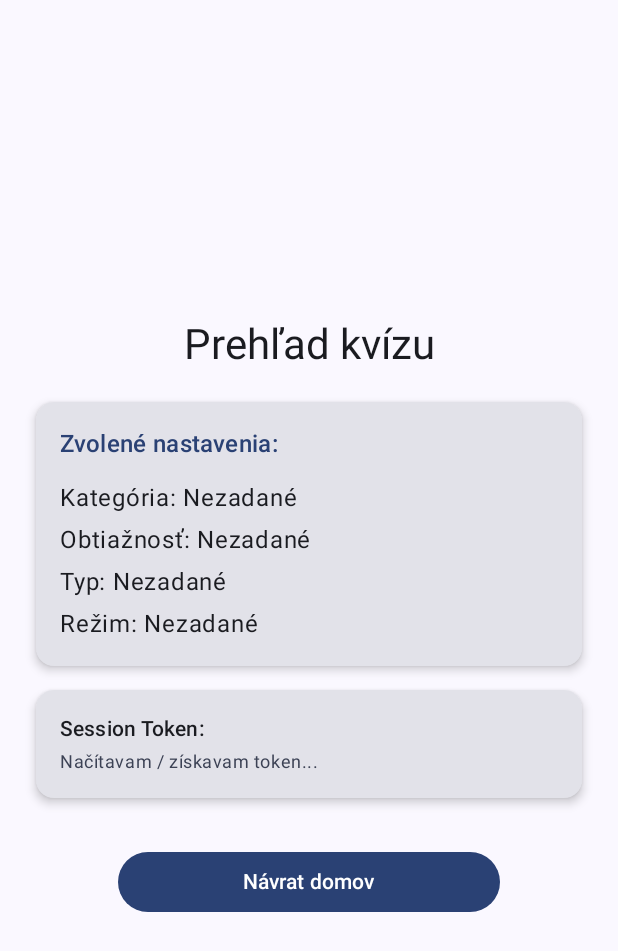
After one commit to lenkapus03/MOBV, an Android app built with Jetpack Compose: the composable QuizScreen shown on its own in the app's theme, on a phone screen of 412 x 824 dp. The commit adds this screen. Shown: the top 951 px of the screen. Run offline under Robolectric (Android 15) with nearby library versions, the phone set to English and light mode, and no system bars.

Commit message:
feat: implement quiz screen summary and session token fetching

```diff
--- a/MOBVZadanie/app/src/main/java/com/example/mobvzadanie/quiz/QuizNetwork.kt
+++ b/MOBVZadanie/app/src/main/java/com/example/mobvzadanie/quiz/QuizNetwork.kt
@@ -7,6 +7,7 @@ import okhttp3.MediaType.Companion.toMediaType
 import retrofit2.Retrofit
 import retrofit2.converter.kotlinx.serialization.asConverterFactory
 import retrofit2.http.GET
+import retrofit2.http.Query
 
 @Serializable
 data class QuizCategoriesResponseDto(
@@ -19,9 +20,32 @@ data class QuizCategoryDto(
     val name: String
 )
 
+@Serializable
+data class TokenResponseDto(
+    @SerialName("response_code") val responseCode: Int,
+    @SerialName("response_message") val responseMessage: String,
+    val token: String? = null
+)
 interface QuizApiService {
     @GET("api_category.php")
     suspend fun getQuizCategories(): QuizCategoriesResponseDto
+
+    @GET("api_token.php?command=request")
+    suspend fun requestToken(): TokenResponseDto
+
+    @GET("api_token.php?command=reset")
+    suspend fun resetToken(
+        @Query("token") token: String
+    ): TokenResponseDto
+
+//    @GET("api.php")
+//    suspend fun getQuestions(
+//        @Query("amount") amount: Int = 10,
+//        @Query("category") category: Int? = null,
+//        @Query("difficulty") difficulty: String? = null,
+//        @Query("type") type: String? = null,
+//        @Query("token") token: String? = null
+//    ): QuizQuestionsResponseDto
 }
 
 private const val BASE_URL = "https://opentdb.com/"
--- a/MOBVZadanie/app/src/main/java/com/example/mobvzadanie/quiz/QuizRepository.kt
+++ b/MOBVZadanie/app/src/main/java/com/example/mobvzadanie/quiz/QuizRepository.kt
@@ -1,17 +1,20 @@
 package com.example.mobvzadanie.quiz
 
+import com.example.mobvzadanie.UserAccount
 import kotlinx.coroutines.flow.Flow
-import kotlinx.coroutines.flow.map
+import kotlinx.coroutines.flow.firstOrNull
 
 interface QuizRepository {
     fun getQuizCategoriesStream(): Flow<List<QuizCategoryEntity>>
     suspend fun refreshCategories()
+    suspend fun getOrFetchToken(): String
+    suspend fun resetOrRefreshToken(): String
 }
-
 
 class OfflineFirstQuizRepository(
     private val quizDao: QuizDao,
-    private val quizApiService: QuizApiService
+    private val quizApiService: QuizApiService,
+    private val userAccount: UserAccount
 ) : QuizRepository {
 
     override fun getQuizCategoriesStream(): Flow<List<QuizCategoryEntity>> {
@@ -25,4 +28,36 @@ class OfflineFirstQuizRepository(
         }
         quizDao.insertCategories(entities)
     }
+
+    override suspend fun getOrFetchToken(): String {
+        val existingToken = userAccount.getSessionKey().firstOrNull()
+        if (!existingToken.isNullOrBlank()) {
+            return existingToken
+        }
+        return requestNewToken()
+    }
+
+    override suspend fun resetOrRefreshToken(): String {
+        val existingToken = userAccount.getSessionKey().firstOrNull()
+
+        if (!existingToken.isNullOrBlank()) {
+            try {
+                val resetResponse = quizApiService.resetToken(existingToken)
+                if (resetResponse.responseCode == 0 && !resetResponse.token.isNullOrBlank()) {
+                    userAccount.setSessionKey(resetResponse.token)
+                    return resetResponse.token
+                }
+            } catch (e: Exception) {
+            }
+        }
+
+        return requestNewToken()
+    }
+
+    private suspend fun requestNewToken(): String {
+        val response = quizApiService.requestToken()
+        val newToken = response.token ?: throw Exception("Získanie nového tokenu zlyhalo")
+        userAccount.setSessionKey(newToken)
+        return newToken
+    }
 }
--- a/MOBVZadanie/app/src/main/java/com/example/mobvzadanie/quiz/QuizViewModel.kt
+++ b/MOBVZadanie/app/src/main/java/com/example/mobvzadanie/quiz/QuizViewModel.kt
@@ -4,9 +4,12 @@ import android.content.Context
 import androidx.lifecycle.ViewModel
 import androidx.lifecycle.ViewModelProvider
 import androidx.lifecycle.viewModelScope
+import com.example.mobvzadanie.UserAccount
+import com.example.mobvzadanie.model.QuizOption
 import kotlinx.coroutines.flow.MutableStateFlow
 import kotlinx.coroutines.flow.SharingStarted
 import kotlinx.coroutines.flow.StateFlow
+import kotlinx.coroutines.flow.asStateFlow
 import kotlinx.coroutines.flow.combine
 import kotlinx.coroutines.flow.stateIn
 import kotlinx.coroutines.launch
@@ -15,6 +18,12 @@ class QuizCategoryViewModel(private val repository: QuizRepository) : ViewModel(
 
     private val _isRefreshing = MutableStateFlow(false)
     private val _error = MutableStateFlow<String?>(null)
+
+    private val _selectedAnswers = MutableStateFlow<Map<Int, QuizOption>>(emptyMap())
+    val selectedAnswers: StateFlow<Map<Int, QuizOption>> = _selectedAnswers.asStateFlow()
+
+    private val _tokenState = MutableStateFlow<String?>(null)
+    val tokenState: StateFlow<String?> = _tokenState.asStateFlow()
 
     val uiState: StateFlow<QuizUiState> = combine(
         repository.getQuizCategoriesStream(),
@@ -54,13 +63,33 @@ class QuizCategoryViewModel(private val repository: QuizRepository) : ViewModel(
         }
     }
 
+    fun saveSelectedAnswers(answers: Map<Int, QuizOption>) {
+        _selectedAnswers.value = answers.toMap()
+    }
+
+    fun loadToken() {
+        viewModelScope.launch {
+            try {
+                val token = repository.getOrFetchToken()
+                _tokenState.value = token
+            } catch (e: Exception) {
+                _error.value = "Chyba načítania tokenu: ${e.message}"
+            }
+        }
+    }
+
     companion object {
         fun provideFactory(context: Context): ViewModelProvider.Factory =
             object : ViewModelProvider.Factory {
                 @Suppress("UNCHECKED_CAST")
                 override fun <T : ViewModel> create(modelClass: Class<T>): T {
                     val database = QuizDatabase.getDatabase(context)
-                    val repository = OfflineFirstQuizRepository(database.quizDao, QuizApi.retrofitService)
+                    val userAccount = UserAccount(context)
+                    val repository = OfflineFirstQuizRepository(
+                        database.quizDao,
+                        QuizApi.retrofitService,
+                        userAccount = userAccount
+                    )
                     return QuizCategoryViewModel(repository) as T
                 }
             }
--- /dev/null
+++ b/MOBVZadanie/app/src/main/java/com/example/mobvzadanie/screens/QuizScreen.kt
@@ -0,0 +1,105 @@
+package com.example.mobvzadanie.screens
+
+import androidx.compose.foundation.layout.Arrangement
+import androidx.compose.foundation.layout.Column
+import androidx.compose.foundation.layout.Spacer
+import androidx.compose.foundation.layout.fillMaxSize
+import androidx.compose.foundation.layout.fillMaxWidth
+import androidx.compose.foundation.layout.height
+import androidx.compose.foundation.layout.padding
+import androidx.compose.material3.Button
+import androidx.compose.material3.Card
+import androidx.compose.material3.CardDefaults
+import androidx.compose.material3.MaterialTheme
+import androidx.compose.material3.Text
+import androidx.compose.runtime.Composable
+import androidx.compose.runtime.LaunchedEffect
+import androidx.compose.runtime.collectAsState
+import androidx.compose.runtime.getValue
+import androidx.compose.ui.Alignment
+import androidx.compose.ui.Modifier
+import androidx.compose.ui.text.style.TextAlign
+import androidx.compose.ui.unit.dp
+import com.example.mobvzadanie.quiz.QuizCategoryViewModel
+
+@Composable
+fun QuizScreen(
+    modifier: Modifier = Modifier,
+    onNavigateToHomeScreen: () -> Unit,
+    viewModel: QuizCategoryViewModel
+) {
+    val selectedAnswers by viewModel.selectedAnswers.collectAsState()
+    val token by viewModel.tokenState.collectAsState()
+
+    LaunchedEffect(Unit) {
+        viewModel.loadToken()
+    }
+
+    Column(
+        modifier = modifier
+            .fillMaxSize()
+            .padding(24.dp),
+        horizontalAlignment = Alignment.CenterHorizontally,
+        verticalArrangement = Arrangement.Center
+    ) {
+        Text(
+            text = "Prehľad kvízu",
+            style = MaterialTheme.typography.headlineMedium,
+            textAlign = TextAlign.Center
+        )
+
+        Spacer(modifier = Modifier.height(20.dp))
+
+        // Prehľad vybraných možností z nastavení
+        Card(
+            modifier = Modifier.fillMaxWidth(),
+            elevation = CardDefaults.cardElevation(defaultElevation = 4.dp)
+        ) {
+            Column(modifier = Modifier.padding(16.dp)) {
+                Text(
+                    text = "Zvolené nastavenia:",
+                    style = MaterialTheme.typography.titleMedium,
+                    color = MaterialTheme.colorScheme.primary
+                )
+                Spacer(modifier = Modifier.height(12.dp))
+
+                Text("Kategória: ${selectedAnswers[0]?.text ?: "Nezadané"}")
+                Spacer(modifier = Modifier.height(4.dp))
+                Text("Obtiažnosť: ${selectedAnswers[1]?.text ?: "Nezadané"}")
+                Spacer(modifier = Modifier.height(4.dp))
+                Text("Typ: ${selectedAnswers[2]?.text ?: "Nezadané"}")
+                Spacer(modifier = Modifier.height(4.dp))
+                Text("Režim: ${selectedAnswers[3]?.text ?: "Nezadané"}")
+            }
+        }
+
+        Spacer(modifier = Modifier.height(16.dp))
+
+        Card(
+            modifier = Modifier.fillMaxWidth(),
+            elevation = CardDefaults.cardElevation(defaultElevation = 4.dp)
+        ) {
+            Column(modifier = Modifier.padding(16.dp)) {
+                Text(
+                    text = "Session Token:",
+                    style = MaterialTheme.typography.titleSmall
+                )
+                Spacer(modifier = Modifier.height(4.dp))
+                Text(
+                    text = token ?: "Načítavam / získavam token...",
+                    style = MaterialTheme.typography.bodySmall,
+                    color = MaterialTheme.colorScheme.secondary
+                )
+            }
+        }
+
+        Spacer(modifier = Modifier.height(32.dp))
+
+        Button(
+            onClick = onNavigateToHomeScreen,
+            modifier = Modifier.fillMaxWidth(0.7f)
+        ) {
+            Text(text = "Návrat domov")
+        }
+    }
+}
```
Also changed, not shown: MOBVZadanie/app/src/main/java/com/example/mobvzadanie/NavigationBar.kt (+24 -7 lines), MOBVZadanie/app/src/main/java/com/example/mobvzadanie/UserAccount.kt (+10 -0 lines), MOBVZadanie/app/src/main/java/com/example/mobvzadanie/model/QuizSettingsData.kt (added, +40 -0 lines), MOBVZadanie/app/src/main/java/com/example/mobvzadanie/screens/QuizSettingsScreen.kt (+14 -24 lines).
